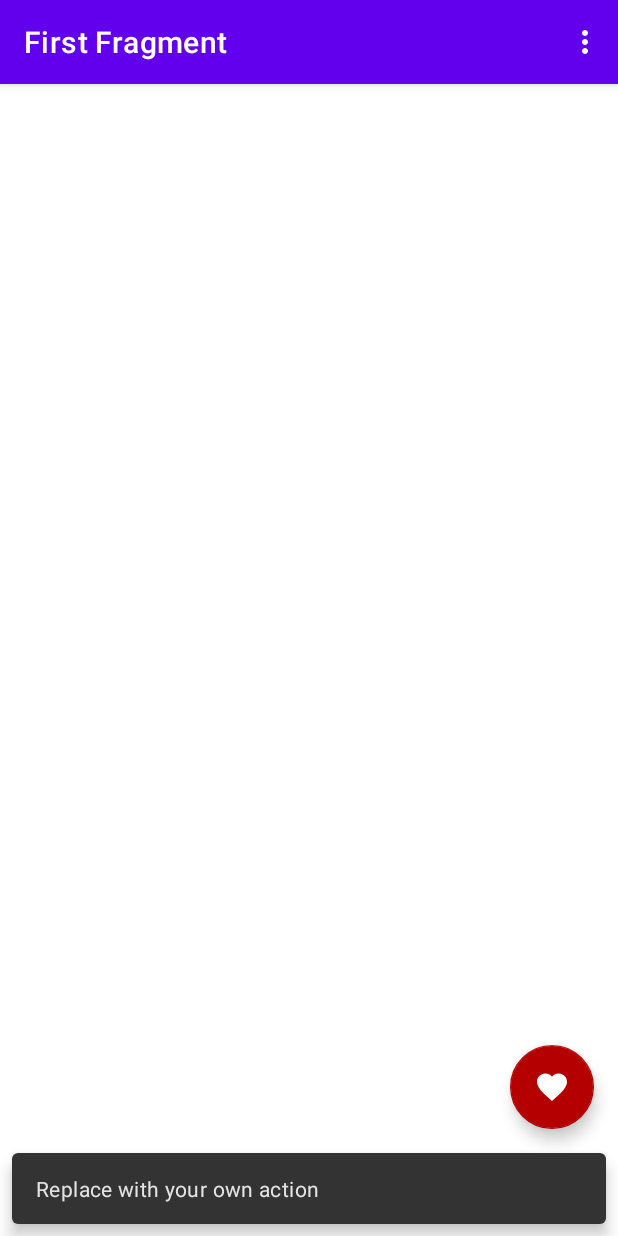
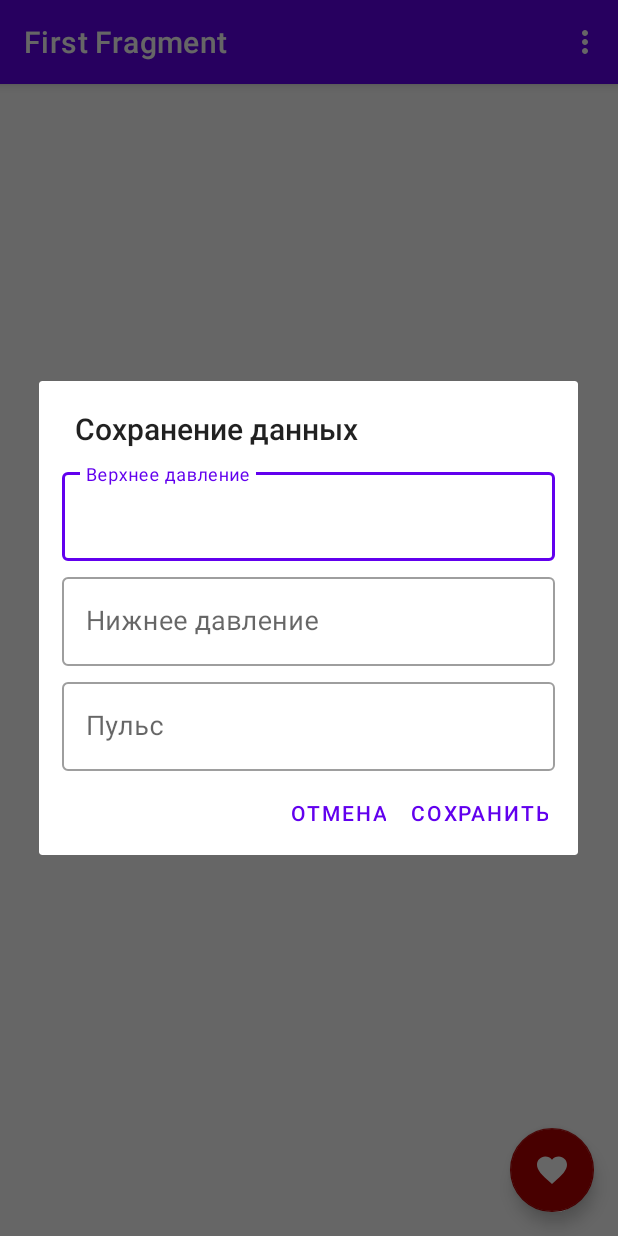
Before and after one commit to S1aks/Heartz, an Android app: the screen it shows after launch (MainActivity), after a tap on "Add", on a phone screen of 412 x 824 dp. Run offline under Robolectric (Android 15) with nearby library versions, the phone set to English and light mode, and no system bars; our stand-ins replace Firebase (no records; nobody signed in at launch, a user with empty details on screens opened directly), navigation-ui.

```diff
--- a/app/src/main/java/com/s1aks/heartz/ui/MainActivity.kt
+++ b/app/src/main/java/com/s1aks/heartz/ui/MainActivity.kt
@@ -28,11 +28,6 @@ class MainActivity : AppCompatActivity() {
         val navController = findNavController(R.id.nav_host_fragment_content_main)
         appBarConfiguration = AppBarConfiguration(navController.graph)
         setupActionBarWithNavController(navController, appBarConfiguration)
-
-        binding.fab.setOnClickListener { view ->
-            Snackbar.make(view, "Replace with your own action", Snackbar.LENGTH_LONG)
-                .setAction("Action", null).show()
-        }
     }
 
     override fun onCreateOptionsMenu(menu: Menu): Boolean {
--- a/app/src/main/java/com/s1aks/heartz/ui/base/BaseFragment.kt
+++ b/app/src/main/java/com/s1aks/heartz/ui/base/BaseFragment.kt
@@ -36,9 +36,11 @@ abstract class BaseFragment<VB : ViewBinding>(
     abstract fun initView()
     abstract fun initListeners()
     abstract fun initObservers()
+    abstract fun destroy()
 
     override fun onDestroyView() {
         super.onDestroyView()
         _binding = null
+        destroy()
     }
 }
--- /dev/null
+++ b/app/src/main/java/com/s1aks/heartz/ui/main/AddDataDialogFragment.kt
@@ -0,0 +1,52 @@
+package com.s1aks.heartz.ui.main
+
+import android.app.Dialog
+import android.os.Bundle
+import androidx.appcompat.app.AlertDialog
+import androidx.fragment.app.DialogFragment
+import com.s1aks.heartz.R
+import com.s1aks.heartz.databinding.DialogAddDataBinding
+
+class AddDataDialogFragment(
+    private val saveClickListener: OnSaveClickListener
+) : DialogFragment() {
+    private var _binding: DialogAddDataBinding? = null
+    private val binding
+        get() = _binding
+
+    override fun onCreateDialog(savedInstanceState: Bundle?): Dialog {
+        _binding = DialogAddDataBinding.inflate(layoutInflater)
+        return AlertDialog.Builder(requireContext())
+            .setCancelable(false)
+            .setTitle(getString(R.string.dialog_title))
+            .setView(binding?.root)
+            .setPositiveButton(
+                getString(R.string.dialog_save_button_text)
+            ) { _, _ ->
+                binding?.let {
+                    saveClickListener.onSaveClicked(
+                        it.topPressure.text.toString(),
+                        it.lowPressure.text.toString(),
+                        it.pulse.text.toString()
+                    )
+                }
+            }
+            .setNegativeButton(getString(R.string.dialog_cancel_button_text), null)
+            .create()
+            .apply {
+
+//                binding?.topPressure?.addTextChangedListener {
+//                    checkPositiveButtonEnabled(it)
+//                }
+            }
+    }
+
+    override fun onDestroy() {
+        _binding = null
+        super.onDestroy()
+    }
+}
+
+interface OnSaveClickListener {
+    fun onSaveClicked(topPressure: String, lowPressure: String, pulse: String)
+}
--- a/app/src/main/java/com/s1aks/heartz/ui/main/MainFragment.kt
+++ b/app/src/main/java/com/s1aks/heartz/ui/main/MainFragment.kt
@@ -1,25 +1,66 @@
 package com.s1aks.heartz.ui.main
 
+import android.os.Build
 import android.os.Bundle
-import android.view.View
-import androidx.navigation.fragment.findNavController
-import com.s1aks.heartz.R
+import androidx.annotation.RequiresApi
+import androidx.lifecycle.ViewModelProvider
+import com.s1aks.heartz.data.HeartData
 import com.s1aks.heartz.databinding.FragmentMainBinding
 import com.s1aks.heartz.ui.base.BaseFragment
 
-class MainFragment : BaseFragment<FragmentMainBinding>(FragmentMainBinding::inflate) {
+class MainFragment : BaseFragment<FragmentMainBinding>(FragmentMainBinding::inflate),
+    OnItemClickListener, OnSaveClickListener {
+    private var mainViewModel: MainViewModel? = null
+    private var adapter: MainAdapter? = null
+    private val addDataDialog by lazy {
+        AddDataDialogFragment(this)
+    }
 
     override fun readArguments(bundle: Bundle) {
     }
 
     override fun initView() {
+        mainViewModel = ViewModelProvider(this)[MainViewModel::class.java]
+        adapter = MainAdapter(requireContext(), this)
+        binding.recycler.adapter = adapter
     }
 
     override fun initListeners() {
+        binding.fab.setOnClickListener {
+            addDataDialog.show(requireActivity().supportFragmentManager, "")
+//            Snackbar.make(view, "Replace with your own action", Snackbar.LENGTH_LONG)
+//                .setAction("Action", null).show()
+        }
 //        findNavController().navigate(R.id.action_FirstFragment_to_SecondFragment)
     }
 
+    @RequiresApi(Build.VERSION_CODES.O)
     override fun initObservers() {
+        mainViewModel?.data?.observe(viewLifecycleOwner) {
+            adapter?.setData(it)
+        }
+        mainViewModel?.getData()
     }
 
+    override fun onItemClick(position: Int) {
+        // TODO: Open item
+    }
+
+    override fun destroy() {
+        mainViewModel = null
+    }
+
+    @RequiresApi(Build.VERSION_CODES.O)
+    override fun onSaveClicked(topPressure: String, lowPressure: String, pulse: String) {
+        mainViewModel?.saveData(
+            HeartData(
+                null,
+                "",
+                System.currentTimeMillis().toString(),
+                topPressure.toInt(),
+                lowPressure.toInt(),
+                pulse.toInt()
+            )
+        )
+    }
 }
--- /dev/null
+++ b/app/src/main/java/com/s1aks/heartz/ui/main/MainViewModel.kt
@@ -0,0 +1,50 @@
+package com.s1aks.heartz.ui.main
+
+import android.annotation.SuppressLint
+import android.util.Log
+import androidx.core.content.PackageManagerCompat.LOG_TAG
+import androidx.lifecycle.MutableLiveData
+import androidx.lifecycle.ViewModel
+import com.google.firebase.database.*
+import com.s1aks.heartz.data.HeartData
+
+class MainViewModel : ViewModel() {
+    private val netDb: DatabaseReference by lazy { FirebaseDatabase.getInstance("https://heartz-49e48-default-rtdb.europe-west1.firebasedatabase.app").reference }
+    private val tablePoint: DatabaseReference by lazy { netDb.child("health_data") }
+    var data = MutableLiveData<List<HeartData>>()
+        private set
+
+    init {
+        tablePoint.addValueEventListener(object : ValueEventListener {
+            override fun onDataChange(dataSnapshot: DataSnapshot) {
+                val list = mutableListOf<HeartData>()
+                for (noteSnapshot in dataSnapshot.children) {
+                    noteSnapshot.getValue(HeartData::class.java)?.let {
+                        list.add(it)
+                    }
+                }
+                data.value = list
+            }
+
+            @SuppressLint("RestrictedApi")
+            override fun onCancelled(databaseError: DatabaseError) {
+                Log.d(LOG_TAG, databaseError.message)
+            }
+        })
+    }
+
+    fun getData() {
+
+    }
+
+    @SuppressLint("RestrictedApi")
+    fun saveData(data: HeartData) {
+        val key = tablePoint.push().key
+        key?.let {
+            data.id = it
+            tablePoint.child(key).setValue(data).addOnFailureListener { p0 ->
+                p0.localizedMessage?.let { it1 -> Log.d(LOG_TAG, it1) }
+            }
+        }
+    }
+}
--- a/app/src/main/res/layout/activity_main.xml
+++ b/app/src/main/res/layout/activity_main.xml
@@ -22,16 +22,4 @@
 
     <include layout="@layout/content_main" />
 
-    <com.google.android.material.floatingactionbutton.FloatingActionButton
-        android:id="@+id/fab"
-        android:layout_width="wrap_content"
-        android:layout_height="wrap_content"
-        android:layout_gravity="bottom|end"
-        android:layout_marginEnd="@dimen/fab_margin"
-        android:layout_marginBottom="@dimen/fab_margin"
-        android:contentDescription="@string/desc_fab"
-        android:src="@drawable/ic_heart_24"
-        app:backgroundTint="@color/red"
-        app:tint="@null" />
-
 </androidx.coordinatorlayout.widget.CoordinatorLayout>
--- /dev/null
+++ b/app/src/main/res/layout/dialog_add_data.xml
@@ -0,0 +1,67 @@
+<?xml version="1.0" encoding="utf-8"?>
+<androidx.constraintlayout.widget.ConstraintLayout xmlns:android="http://schemas.android.com/apk/res/android"
+    xmlns:app="http://schemas.android.com/apk/res-auto"
+    xmlns:tools="http://schemas.android.com/tools"
+    android:layout_width="match_parent"
+    android:layout_height="match_parent"
+    android:paddingHorizontal="15dp"
+    android:paddingTop="10dp"
+    tools:context=".ui.main.AddDataDialogFragment">
+
+    <com.google.android.material.textfield.TextInputLayout
+        android:id="@+id/top_pressure_layout"
+        style="@style/Widget.MaterialComponents.TextInputLayout.OutlinedBox"
+        android:layout_width="match_parent"
+        android:layout_height="wrap_content"
+        android:hint="Верхнее давление"
+        app:layout_constraintEnd_toEndOf="parent"
+        app:layout_constraintStart_toStartOf="parent"
+        app:layout_constraintTop_toTopOf="parent">
+
+        <com.google.android.material.textfield.TextInputEditText
+            android:id="@+id/top_pressure"
+            android:layout_width="match_parent"
+            android:layout_height="wrap_content"
+            android:inputType="numberDecimal"
+            android:textSize="18sp" />
+    </com.google.android.material.textfield.TextInputLayout>
+
+    <com.google.android.material.textfield.TextInputLayout
+        android:id="@+id/low_pressure_layout"
+        style="@style/Widget.MaterialComponents.TextInputLayout.OutlinedBox"
+        android:layout_width="match_parent"
+        android:layout_height="wrap_content"
+        android:layout_marginTop="5dp"
+        android:hint="Нижнее давление"
+        app:layout_constraintEnd_toEndOf="parent"
+        app:layout_constraintStart_toStartOf="parent"
+        app:layout_constraintTop_toBottomOf="@id/top_pressure_layout">
+
+        <com.google.android.material.textfield.TextInputEditText
+            android:id="@+id/low_pressure"
+            android:layout_width="match_parent"
+            android:layout_height="wrap_content"
+            android:inputType="numberDecimal"
+            android:textSize="18sp" />
+    </com.google.android.material.textfield.TextInputLayout>
+
+    <com.google.android.material.textfield.TextInputLayout
+        android:id="@+id/pulse_layout"
+        style="@style/Widget.MaterialComponents.TextInputLayout.OutlinedBox"
+        android:layout_width="match_parent"
+        android:layout_height="wrap_content"
+        android:layout_marginTop="5dp"
+        android:hint="Пульс"
+        app:layout_constraintEnd_toEndOf="parent"
+        app:layout_constraintStart_toStartOf="parent"
+        app:layout_constraintTop_toBottomOf="@id/low_pressure_layout">
+
+        <com.google.android.material.textfield.TextInputEditText
+            android:id="@+id/pulse"
+            android:layout_width="match_parent"
+            android:layout_height="wrap_content"
+            android:inputType="numberDecimal"
+            android:textSize="18sp" />
+    </com.google.android.material.textfield.TextInputLayout>
+
+</androidx.constraintlayout.widget.ConstraintLayout>
--- a/app/src/main/res/layout/fragment_main.xml
+++ b/app/src/main/res/layout/fragment_main.xml
@@ -1,9 +1,9 @@
 <?xml version="1.0" encoding="utf-8"?>
 <FrameLayout xmlns:android="http://schemas.android.com/apk/res/android"
+    xmlns:app="http://schemas.android.com/apk/res-auto"
     xmlns:tools="http://schemas.android.com/tools"
     android:layout_width="match_parent"
     android:layout_height="match_parent"
-    xmlns:app="http://schemas.android.com/apk/res-auto"
     tools:context=".ui.main.MainFragment">
 
     <androidx.recyclerview.widget.RecyclerView
@@ -11,5 +11,18 @@
         android:layout_width="match_parent"
         android:layout_height="match_parent"
         app:layoutManager="androidx.recyclerview.widget.LinearLayoutManager"
-        tools:listitem="@layout/fragment_main_item"/>
+        tools:listitem="@layout/fragment_main_item" />
+
+    <com.google.android.material.floatingactionbutton.FloatingActionButton
+        android:id="@+id/fab"
+        android:layout_width="wrap_content"
+        android:layout_height="wrap_content"
+        android:layout_gravity="bottom|end"
+        android:layout_marginEnd="@dimen/fab_margin"
+        android:layout_marginBottom="@dimen/fab_margin"
+        android:contentDescription="@string/desc_fab"
+        android:src="@drawable/ic_heart_24"
+        app:backgroundTint="@color/red"
+        app:tint="@null" />
+
 </FrameLayout>
--- a/app/src/main/res/layout/fragment_main_item.xml
+++ b/app/src/main/res/layout/fragment_main_item.xml
@@ -3,8 +3,7 @@
     xmlns:app="http://schemas.android.com/apk/res-auto"
     xmlns:tools="http://schemas.android.com/tools"
     android:layout_width="match_parent"
-    android:layout_height="@dimen/item_height"
-    android:background="@drawable/item_back">
+    android:layout_height="@dimen/item_height">
 
     <TextView
         android:id="@+id/time"
--- a/app/src/main/res/navigation/nav_graph.xml
+++ b/app/src/main/res/navigation/nav_graph.xml
@@ -10,19 +10,5 @@
         android:name="com.s1aks.heartz.ui.main.MainFragment"
         android:label="@string/first_fragment_label"
         tools:layout="@layout/fragment_main">
-
-        <action
-            android:id="@+id/action_FirstFragment_to_SecondFragment"
-            app:destination="@id/SecondFragment" />
-    </fragment>
-    <fragment
-        android:id="@+id/SecondFragment"
-        android:name="com.s1aks.heartz.ui.SecondFragment"
-        android:label="@string/second_fragment_label"
-        tools:layout="@layout/fragment_second">
-
-        <action
-            android:id="@+id/action_SecondFragment_to_FirstFragment"
-            app:destination="@id/FirstFragment" />
     </fragment>
 </navigation>
--- a/app/src/main/res/values/colors.xml
+++ b/app/src/main/res/values/colors.xml
@@ -10,7 +10,7 @@
     <color name="red">#B50000</color>
     <color name="text_prim">#6C6C6C</color>
     <color name="text_sec">#000000</color>
-    <color name="date_back">#C6C6C6</color>
+    <color name="date_back">#F7F7F7</color>
     <color name="item_back_grad_1">#A0FFA0</color>
     <color name="item_back_grad_2">#D0FFA0</color>
     <color name="item_back_grad_3">#FFF6A0</color>
--- a/app/src/main/res/values/strings.xml
+++ b/app/src/main/res/values/strings.xml
@@ -12,4 +12,7 @@
     <string name="desc_heart">Heart</string>
     <string name="slash_text">/</string>
     <string name="desc_fab">Add</string>
+    <string name="dialog_title">Сохранение данных</string>
+    <string name="dialog_save_button_text">Сохранить</string>
+    <string name="dialog_cancel_button_text">Отмена</string>
 </resources>
```
Also changed, not shown: app/src/main/java/com/s1aks/heartz/data/HeartData.kt (+11 -8 lines), app/src/main/java/com/s1aks/heartz/ui/SecondFragment.kt (deleted, +0 -45 lines), app/src/main/java/com/s1aks/heartz/ui/main/MainAdapter.kt (added, +162 -0 lines), app/src/main/res/drawable/item_back.xml (deleted, +0 -8 lines), app/src/main/res/layout/fragment_second.xml (deleted, +0 -27 lines), 1 other file.
